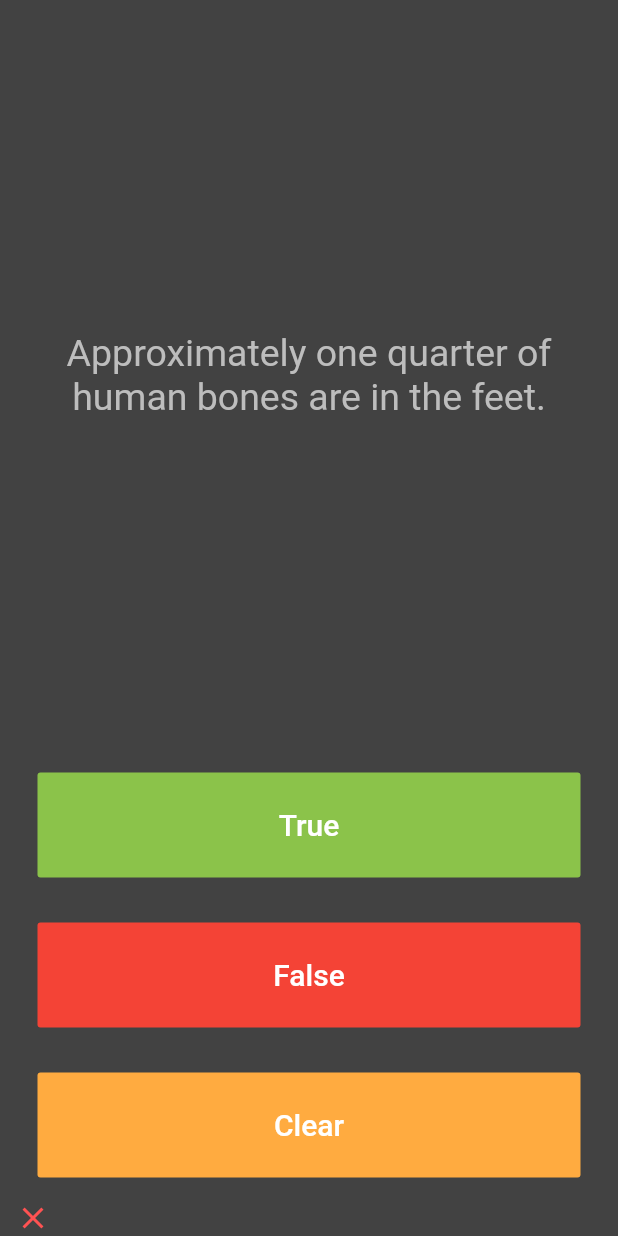
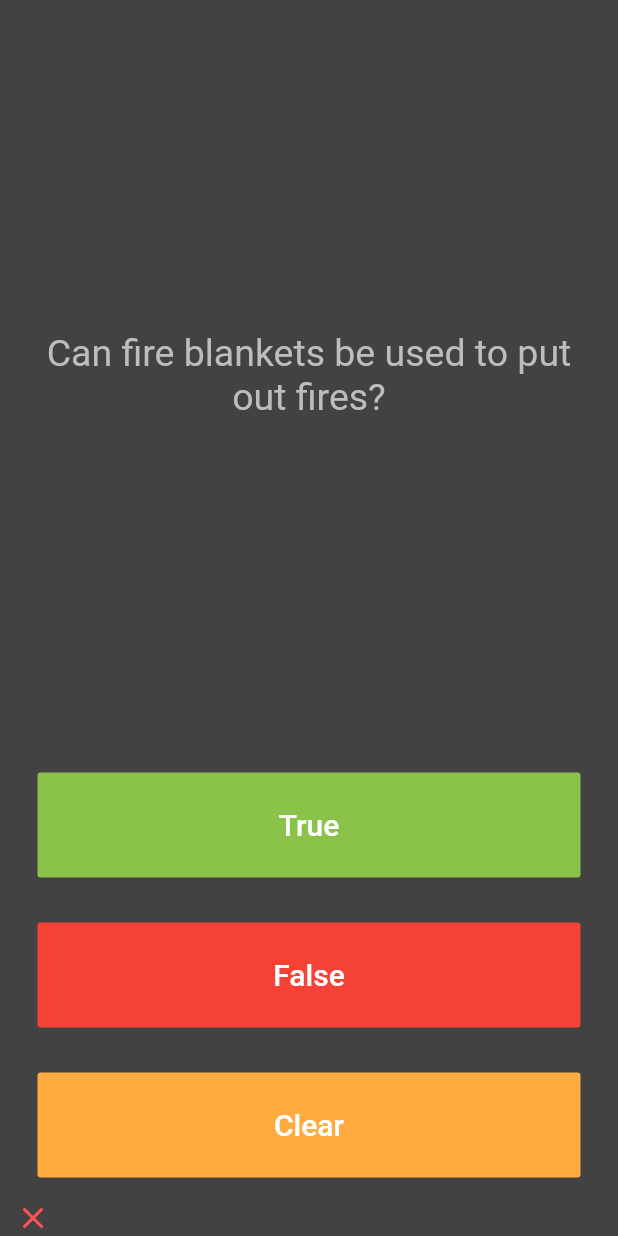
Before and after one commit to cbstodd/quizme, a Flutter app: the screen it shows after launch, after a tap on "True", on a phone screen of 412 x 824 dp. Run offline on Flutter 3.47's test engine with Material 2 defaults, Android fonts, the phone set to English and light mode, and no system bars.

Commit message:
Refactored questions to come from service like functions

```diff
--- a/lib/main.dart
+++ b/lib/main.dart
@@ -1,5 +1,7 @@
 import 'package:flutter/material.dart';
-import 'package:quizme/question.dart';
+import 'package:quizme/quiz_brain.dart';
+
+QuizBrain quizBrain = QuizBrain();
 
 void main() => runApp(Quizme());
 
@@ -27,25 +29,21 @@ class QuizPage extends StatefulWidget {
 
 class _QuizPageState extends State<QuizPage> {
   List<Icon> scoreKeeper = [];
-  List<Question> questionBank = [
-    Question(q: "You can lead a cow down stairs but not up stairs.", a: false),
-    Question(q: "Approximately one quarter of human bones are in the feet.", a: true),
-    Question(q: "A slug's blood is green.", a: true),
-  ];
   int questionIndex = 0;
 
   void updateQuestionNumber() {
-    if (questionIndex < (questionBank.length - 1)) {
+    if (questionIndex < quizBrain.getQuestionBankLength()) {
       questionIndex += 1;
     } else {
-      questionBank.insert(0, Question(q: "All Questions answered!", a: true));
+      quizBrain.setNewQuestion(0, "All Questions answered!", true);
+      print("Index: 0, Text: All Questions answered!, BoolAnswer: true");
       questionIndex = 0;
     }
   }
 
-  void checkAnswer(bool value) {
-    bool correctAnswer = questionBank[questionIndex].questionAnswer;
-    if (correctAnswer == value) {
+  void checkAnswer(bool checkedAnswerVal) {
+    bool correctAnswer = quizBrain.getQuestionAnswer(questionIndex);
+    if (correctAnswer == checkedAnswerVal) {
       // Correct Answer actions:
       setState(() {
         scoreKeeper.add(
@@ -76,7 +74,7 @@ class _QuizPageState extends State<QuizPage> {
             padding: EdgeInsets.all(10.0),
             child: Center(
               child: Text(
-                questionBank[questionIndex].questionText,
+                quizBrain.getQuestionText(questionIndex),
                 textAlign: TextAlign.center,
                 style: TextStyle(
                   fontSize: 25.0,
--- a/lib/question.dart
+++ b/lib/question.dart
@@ -2,7 +2,7 @@ class Question {
   String questionText;
   bool questionAnswer;
 
-  Question({String q, bool a}) {
+  Question(String q, bool a) {
     questionText = q;
     questionAnswer = a;
   }
--- /dev/null
+++ b/lib/quiz_brain.dart
@@ -0,0 +1,36 @@
+import 'package:quizme/question.dart';
+
+class QuizBrain {
+  List<Question> _questionBank = [
+    Question("Do onions cause people to laugh?", false),
+    Question("Can fire blankets be used to put out fires?", true),
+    Question("People can lick their elbow?", false),
+    Question("Can you lie and tell the truth at the same time?", false),
+    Question("Year 12 should be taken as a big joke?", false),
+    Question("Green light means go", true),
+    Question("Is Will Farrell in the movie Elf", true),
+    Question("Maryland is on the Atlantic Ocean", true),
+    Question("Hawaii is a State in America", true),
+    Question("Paper can be used for writing?", true),
+    Question("There are 50 letters in the Alphebet", false),
+    Question("PI is 3.14", true),
+    Question("Drums are a musical instrument", true),
+    Question("Apple is a computer company", true),
+  ];
+
+  String getQuestionText(int questionIndex) {
+    return _questionBank[questionIndex].questionText;
+  }
+
+  bool getQuestionAnswer(int questionIndex) {
+    return _questionBank[questionIndex].questionAnswer;
+  }
+
+  int getQuestionBankLength() {
+    return _questionBank.length - 1;
+  }
+
+  void setNewQuestion(int index, String text, bool answer) {
+    _questionBank.insert(index, Question("$text", answer));
+  }
+}
```
